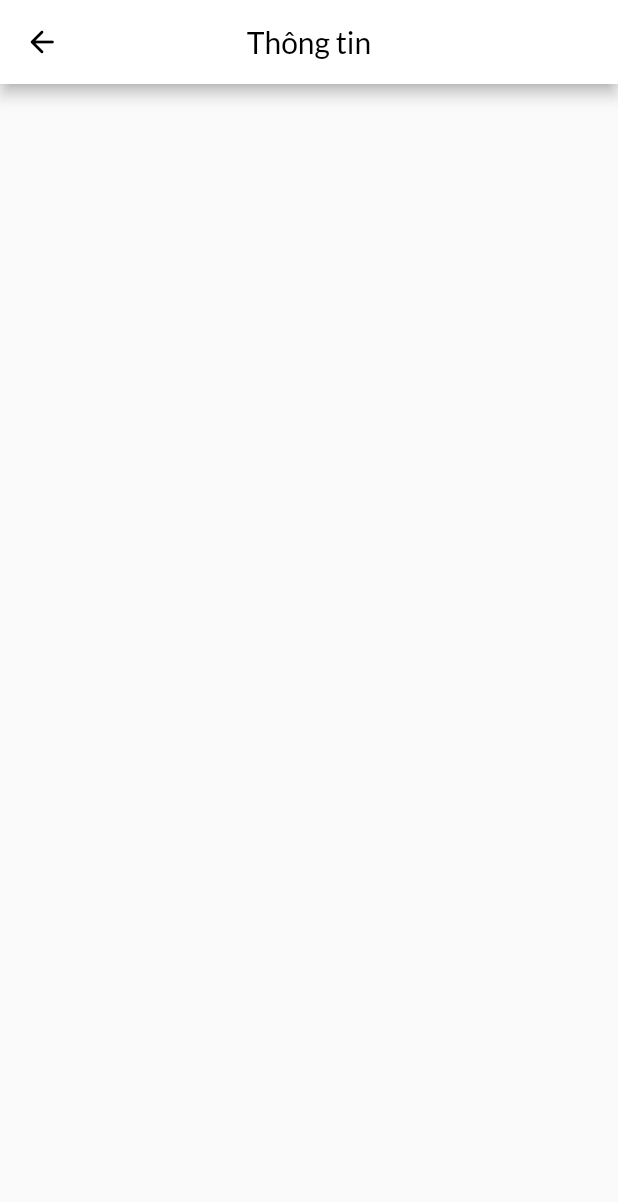
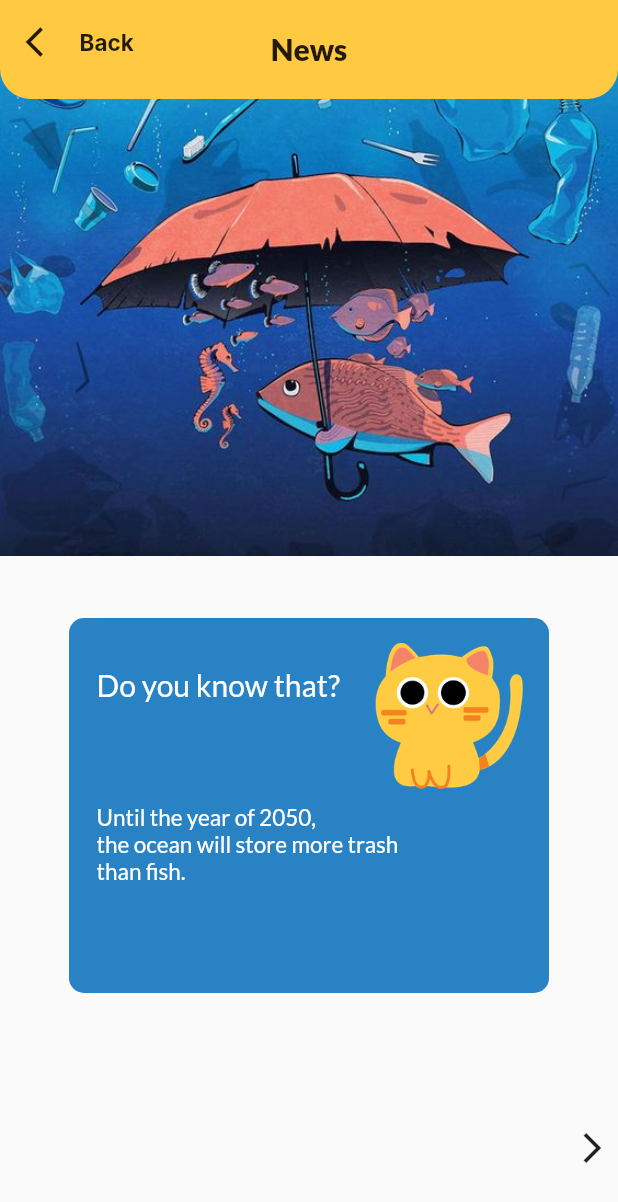
Before and after one commit to ntl22/uit_app, a Flutter app: the screen it shows after launch, after a tap on "More", on a phone screen of 412 x 824 dp. Shown: the top 1202 px of the screen. Run offline on Flutter 3.47's test engine with Material 2 defaults, Android fonts, the phone set to English and light mode, and no system bars; our stand-ins replace percent_indicator; Roboto replaces fonts that are missing (Inter).

Commit message:
final change

```diff
--- a/lib/widgets/dialog.dart
+++ b/lib/widgets/dialog.dart
@@ -21,3 +21,25 @@ class IsDevelopingDialogue extends StatelessWidget {
     );
   }
 }
+
+class EndOfNewsDialogue extends StatelessWidget {
+  const EndOfNewsDialogue({super.key});
+
+  @override
+  Widget build(BuildContext context) {
+    return AlertDialog(
+      title: const Text('Warning dialog'),
+      content: SingleChildScrollView(
+        child: ListBody(
+          children: const [
+            Text('End of news!'),
+            Text('Please return later...')
+          ],
+        ),
+      ),
+      actions: [
+        TextButton(onPressed: () => Navigator.pop(context), child: Text('OK'))
+      ],
+    );
+  }
+}
--- a/lib/widgets/homepage.dart
+++ b/lib/widgets/homepage.dart
@@ -217,19 +217,6 @@ class _HomePageState extends State<HomePage> {
                       topLeft: Radius.circular(8),
                       topRight: Radius.circular(8),
                     )),
-                child: Center(
-                  child: Column(
-                    crossAxisAlignment: CrossAxisAlignment.center,
-                    children: const <Widget>[
-                      Padding(
-                        padding: EdgeInsets.only(top: 5.0),
-                      ),
-                      Text("Home", style: TextStyle(color: Colors.white)),
-                      Text("About", style: TextStyle(color: Colors.white)),
-                      Text("Contact", style: TextStyle(color: Colors.white))
-                    ],
-                  ),
-                ),
               ),
             ),
           )
--- a/lib/widgets/lesson.dart
+++ b/lib/widgets/lesson.dart
@@ -1,21 +1,110 @@
 import 'package:flutter/material.dart';
+import 'package:uit_app/widgets/dialog.dart';
 
 class LessonPage extends StatelessWidget {
   const LessonPage({super.key});
 
   @override
   Widget build(BuildContext context) {
+    var screenSize = MediaQuery.of(context).size;
+
     return Scaffold(
-      appBar: AppBar(
-        leading: IconButton(
-          icon: Icon(Icons.arrow_back_rounded, color: Colors.black),
-          onPressed: () => Navigator.pop(context),
+      body: SafeArea(
+        child: Container(
+          width: screenSize.width,
+          height: screenSize.height,
+          child: Stack(
+            children: [
+              Positioned(
+                top: 0,
+                left: 0,
+                child: Container(
+                  width: screenSize.width,
+                  height: screenSize.height * 0.45,
+                  child: Image.asset('image/fish.jpg', fit: BoxFit.fitWidth),
+                ),
+              ),
+              Positioned(
+                top: screenSize.height * 0.5,
+                left: (screenSize.width - 320) / 2,
+                child: Container(
+                  width: 320,
+                  height: 250,
+                  decoration: BoxDecoration(
+                      borderRadius: BorderRadius.all(Radius.circular(10)),
+                      color: Color.fromARGB(240, 27, 123, 192)),
+                  child: Stack(
+                    children: [
+                      Positioned(
+                        top: screenSize.height * 0.04,
+                        left: ((screenSize.width - 320) / 2 * 0.4),
+                        child: Text("Do you know that?",
+                            style: TextStyle(
+                                color: Colors.white,
+                                fontFamily: 'Lato',
+                                fontSize: 20)),
+                      ),
+                      Positioned(
+                        top: screenSize.height * 0.15,
+                        left: ((screenSize.width - 320) / 2 * 0.4),
+                        child: Text(
+                            "Until the year of 2050,\nthe ocean will store more trash\nthan fish.",
+                            style: TextStyle(
+                                color: Colors.white,
+                                fontFamily: 'Lato',
+                                fontSize: 15)),
+                      ),
+                      Positioned(
+                        top: screenSize.height * 0.02,
+                        left: ((screenSize.width - 320) * 2.2),
+                        child: Container(
+                          width: 100,
+                          height: 100,
+                          child: Image.asset('image/1.png',
+                              fit: BoxFit.fitWidth),
+                        ),
+                      )
+                    ],
+                  ),
+                ),
+              ),
+              Positioned(
+                top: 0,
+                left: 0,
+                child: Container(
+                  width: screenSize.width,
+                  height: screenSize.height * 0.08,
+                  decoration: BoxDecoration(
+                    borderRadius: BorderRadius.only(bottomLeft: Radius.circular(20), bottomRight: Radius.circular(20)),
+                    color: Color.fromARGB(255, 255, 201, 66)
+                  ),
+                  child: Stack(
+                    children: [
+                      Positioned(
+                        top: 4,
+                        left: 5,
+                        child: Row(
+                          children: [
+                            IconButton(icon: Icon(Icons.arrow_back_ios), onPressed: () => Navigator.pop(context)),
+                            Text("Back", style: TextStyle(fontFamily: 'Inter', fontSize: 15, fontWeight: FontWeight.bold))
+                          ],
+                        ),
+                      ),
+                      Center(child: Text("News", style: TextStyle(fontFamily: 'Lato', fontSize: 20, fontWeight: FontWeight.bold),))
+                    ],
+                  )
+                ),
+              ),
+              Positioned(
+                top: screenSize.height * 0.9,
+                left: screenSize.width * 0.9,
+                child: IconButton(icon: Icon(Icons.arrow_forward_ios_sharp),
+                onPressed: () => Navigator.push(context, MaterialPageRoute(builder: (context) => EndOfNewsDialogue()))
+              ))
+            ],
+          ),
         ),
-        title: const Text("Thông tin", style: TextStyle(color: Colors.black)),
-        centerTitle: true,
-        backgroundColor: Color.fromRGBO(255, 255, 255, 1),
       ),
-
     );
   }
 }
```
Also changed, not shown: image/fish.jpg (added).
